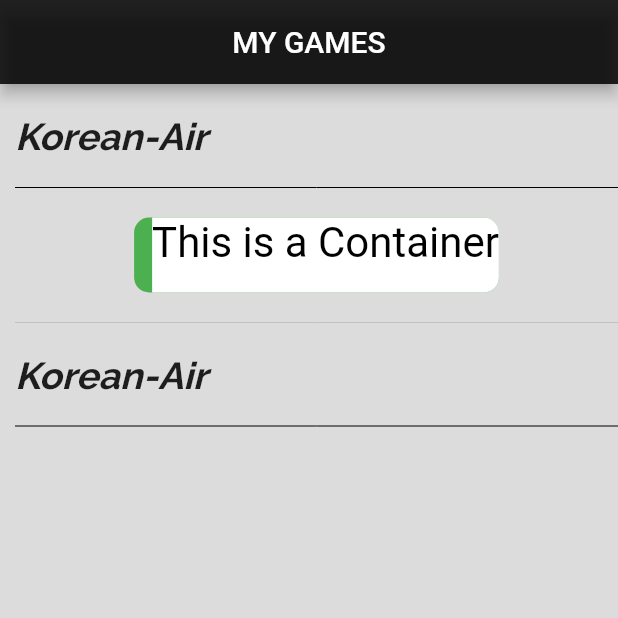
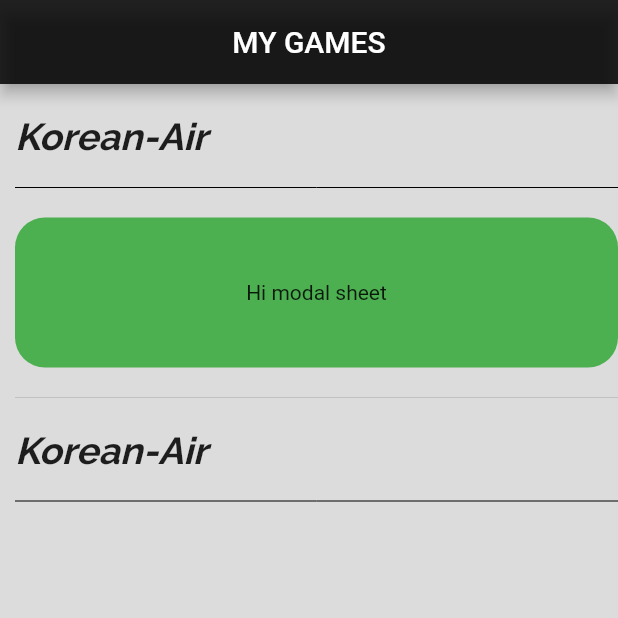
Before and after one commit to GeonwooVincentKim/Flutter_Several_Function, a Flutter app: the screen it shows after launch, on a phone screen of 412 x 824 dp, the top half of it. Run offline on Flutter 3.47's test engine with Material 2 defaults, Android fonts, the phone set to English and light mode, and no system bars.

Commit message:
Wrap codes up.

```diff
--- a/lib/Home.dart
+++ b/lib/Home.dart
@@ -53,25 +53,41 @@ class Body extends StatelessWidget{
             ),
 
             Container(
-              padding: EdgeInsets.only(left: 12.0),
-              decoration: BoxDecoration(
-                borderRadius: BorderRadius.circular(10.0),
-                color: Colors.green,
+              height: 100.0,
+              color: Colors.transparent,
+              child: new Container(
+                  decoration: new BoxDecoration(
+                      color: Colors.green,
+                      borderRadius: new BorderRadius.only(
+                        topLeft: const Radius.circular(20.0),
+                        topRight: const Radius.circular(20.0),
+                        bottomLeft: const Radius.circular(20.0),
+                        bottomRight: const Radius.circular(20.0),
+                      )
+                  ),
+                  child: new Center(
+                    child: new Text("Hi modal sheet"),
+                  )
               ),
-              height: 50,
-              child: Container(
-                decoration: BoxDecoration(
-                  borderRadius: BorderRadius.only(
-                      topRight: Radius.circular(10.0),
-                      bottomRight: Radius.circular(10.0)),
-                  color: Colors.white,
-                ),
-                child: Text(
-                  'This is a Container',
-                  textScaleFactor: 2,
-                  style: TextStyle(color: Colors.black),
-                ),
-              ),
+              // padding: EdgeInsets.only(left: 12.0),
+              // decoration: BoxDecoration(
+              //   borderRadius: BorderRadius.circular(10.0),
+              //   color: Colors.green,
+              // ),
+              // height: 50,
+              // child: Container(
+              //   decoration: BoxDecoration(
+              //     borderRadius: BorderRadius.only(
+              //         topRight: Radius.circular(10.0),
+              //         bottomRight: Radius.circular(10.0)),
+              //     color: Colors.white,
+              //   ),
+              //   child: Text(
+              //     'This is a Container',
+              //     textScaleFactor: 2,
+              //     style: TextStyle(color: Colors.black),
+              //   ),
+              // ),
             ),
            // Center(
               // child: ClipRect(
```
